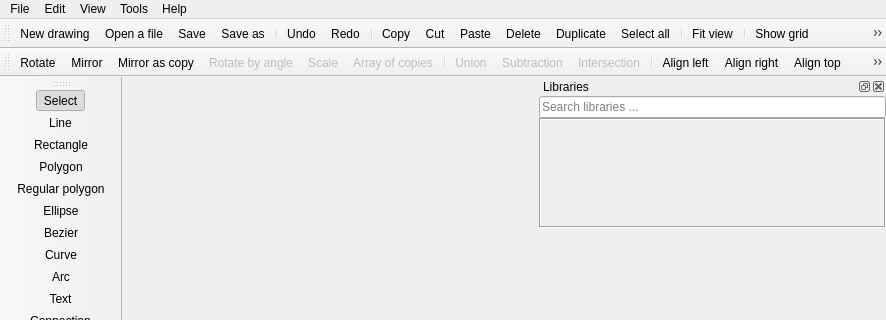
manufino/eSchema, file gui/MainWindow.ui: the form before one commit; both pictures show x 0 to 886 and y 0 to 320 of the 886 by 690 pixel window.
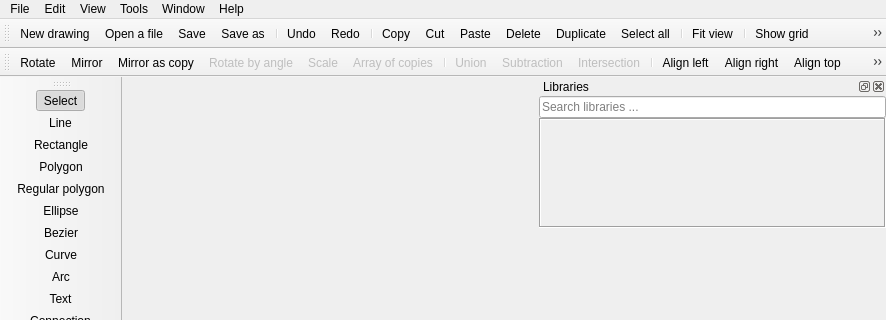
The form after the commit. Icons and pictures are not drawn. Custom widgets are drawn as their Qt base class.

Commit message: Multidocument follow-ups: full autosave, Window menu, Save all

```diff
--- a/gui/MainWindow.ui
+++ b/gui/MainWindow.ui
@@ -1430,6 +1430,16 @@
     <addaction name="actionClose"/>
     <addaction name="actionExit"/>
    </widget>
+   <widget class="QMenu" name="menuWindow">
+    <property name="title">
+     <string>Window</string>
+    </property>
+    <addaction name="actionNextDocument"/>
+    <addaction name="actionPreviousDocument"/>
+    <addaction name="separator"/>
+    <!-- One checkable entry per open document is appended dynamically on
+         aboutToShow - see MainWindow::rebuildWindowMenu(). -->
+   </widget>
    <widget class="QMenu" name="menuRecentFiles">
     <property name="title">
      <string>Open recent</string>
@@ -1578,6 +1588,7 @@
    <addaction name="menuEdit"/>
    <addaction name="menuView"/>
    <addaction name="menuTools"/>
+   <addaction name="menuWindow"/>
    <addaction name="menuInformation"/>
   </widget>
   <widget class="StatusBar" name="statusbar">
```
Left out of the diff: 40 changed lines with no effect on the pictures. The commit also changes 3 other files.
